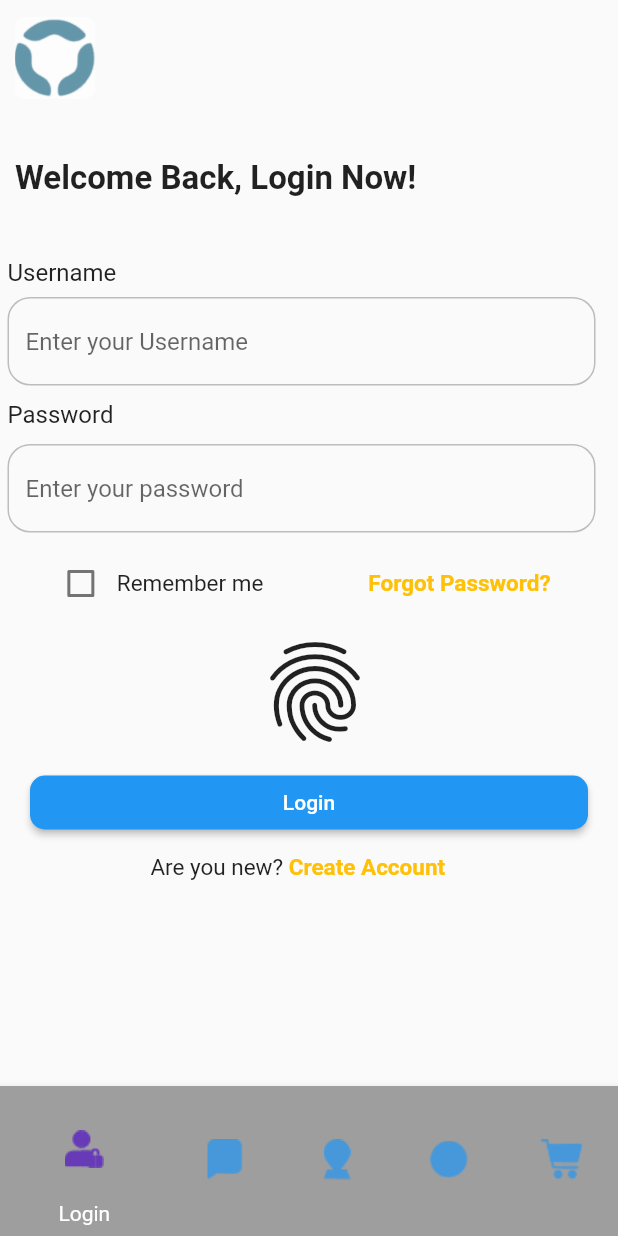
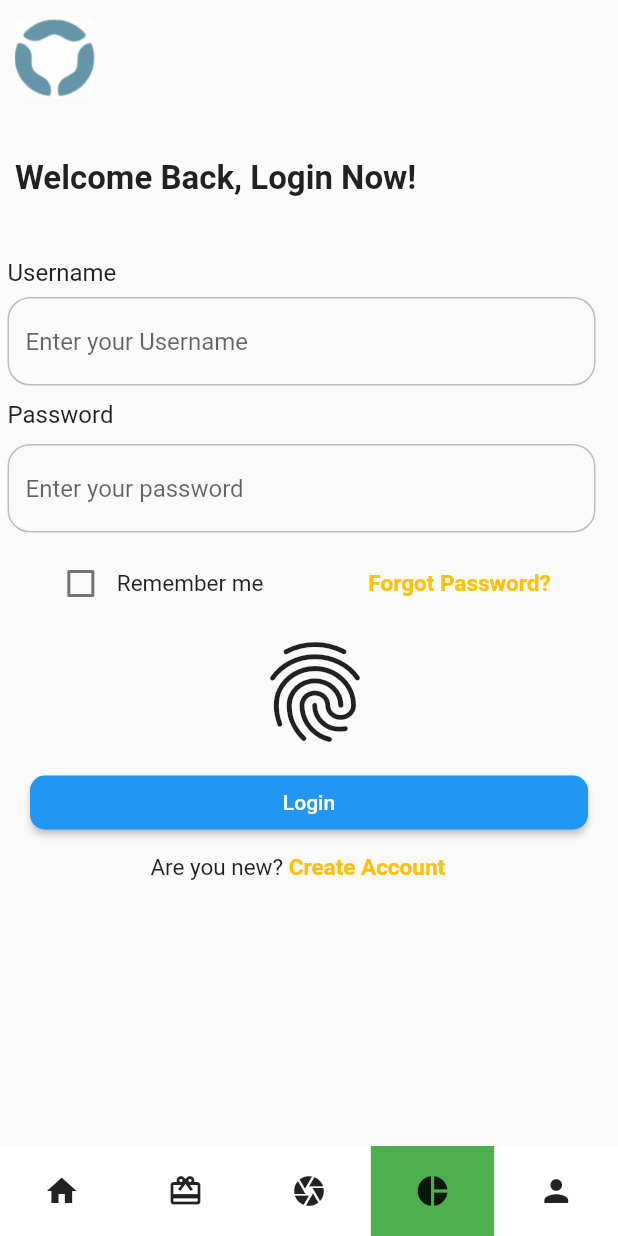
Before and after one commit to mfodat/flutter_app, a Flutter app: the screen it shows after launch, on a phone screen of 412 x 824 dp. Run offline on Flutter 3.47's test engine with Material 2 defaults, Android fonts, the light colour scheme and no system bars; our stand-ins replace dio, local_auth, shared_preferences, sqflite; accounts and stored records are empty.

Commit message:
custom bottom NavBar

```diff
--- a/lib/widgets/bottom_navigation_bar.dart
+++ b/lib/widgets/bottom_navigation_bar.dart
@@ -1,110 +1,70 @@
 import 'package:flutter/material.dart';
 import '../screens/show_history_screen.dart';
 
-const Color imageIconColor = Colors.blue;
-  const Color barItemBGColor =Colors.grey;
-const Color barBgColor =  Colors.red;
+
+const Color barItemBGColor = Colors.grey;
+const Color barBgColor = Colors.red;
 const double imageSize = 70;
 const double fontSize = 20;
 
 class MedicalPolicesBottomNavigationBar extends StatefulWidget {
-
   @override
-  _MedicalPolicesBottomNavigationBarState createState() => _MedicalPolicesBottomNavigationBarState();
+  _MedicalPolicesBottomNavigationBarState createState() =>
+      _MedicalPolicesBottomNavigationBarState();
 }
 
-class _MedicalPolicesBottomNavigationBarState extends State<MedicalPolicesBottomNavigationBar> {
-  int currentTab=0;
+class _MedicalPolicesBottomNavigationBarState
+    extends State<MedicalPolicesBottomNavigationBar> {
+  int currentTab = 0;
+  final notSelectedColor =  Colors.white ;
+  final selectedColor =  Colors.green ;
+  final numberOfIcon = 5;
+  final height = 60.0;
+  var screenSize ;
+  int _selectedIndex = 3;
   @override
   Widget build(BuildContext context) {
-    return BottomNavigationBar(
-        items: const <BottomNavigationBarItem>[
-          BottomNavigationBarItem(
-            activeIcon: ImageIcon(
-              AssetImage("images/group.png"),
-              color: Colors.deepPurple,
-              size: imageSize,
+       screenSize = MediaQuery.of(context).size;
 
-            ),
-            icon: ImageIcon(
-              AssetImage("images/group.png"),
-              color: Colors.green,
-              size: imageSize,
-            ),
-            // label: 'telemedicine',
-            title: Text(
-              'Login',
-              style: TextStyle(fontSize: fontSize, color: Colors.black),
-            ),
 
-            backgroundColor: barItemBGColor,
-          ),
-          BottomNavigationBarItem(
+    return Row(
+      children: [
+        buildNavBarItem(
+          iconData: Icons.home,
+          index: 0,
+        ), buildNavBarItem(
+          iconData: Icons.card_giftcard,
+          index: 1,
+        ), buildNavBarItem(
+          iconData: Icons.camera,
+          index: 2,
+        ), buildNavBarItem(
+          iconData: Icons.pie_chart,
+          index: 3,
+        ), buildNavBarItem(
+          iconData: Icons.person,
+          index: 4,
+        ),
+      ],
+    );
+  }
 
-            icon: ImageIcon(
-              AssetImage("images/request.png"),
-              color: imageIconColor,
-              size: imageSize,
-            ),
-            // label: 'Approvals',
-            title: Text(
-              'request',
-              style: TextStyle(fontSize: fontSize),
-            ),
-            backgroundColor: barItemBGColor,
-          ),
-          BottomNavigationBarItem(
-            icon: ImageIcon(
-              AssetImage("images/location.png"),
-              color: imageIconColor,
-              size: imageSize,
-            ),
-            //   label: 'dwaee',
-            title: Text(
-              'location',
-              style: TextStyle(fontSize: fontSize),
-            ),
-            backgroundColor: barItemBGColor,
-          ),
-          BottomNavigationBarItem(
-            icon: ImageIcon(
-              AssetImage("images/customer_service.png"),
-              color: imageIconColor,
-              size: imageSize,
-            ),
-            //  label: 'Eligibility',
-            title: Text(
-              'Contact us',
-              style: TextStyle(fontSize: fontSize),
-            ),
-            backgroundColor: barItemBGColor,
-          ),
-          BottomNavigationBarItem(
-            icon: ImageIcon(
-              AssetImage("images/cart.png"),
-              color: imageIconColor,
-              size: imageSize,
-            ),
-            // label: 'Benefits',
-            title: Text(
-              'cart',
-              style: TextStyle(fontSize: fontSize),
-            ),
-            backgroundColor: barItemBGColor,
-          ),
-        ],
-       backgroundColor: barBgColor,
-        type: BottomNavigationBarType.shifting,
-        currentIndex: currentTab,
-
-        selectedItemColor: Colors.white,
-        unselectedItemColor: Colors.deepPurple,
-        iconSize: 40,
-        onTap: (int index) {
-          setState(() {
-            currentTab = index;
-          });
-        },
-        elevation: 5);
+  Widget buildNavBarItem(
+      {IconData iconData,int index}) {
+    return GestureDetector(
+      onTap: (){ setState(() {
+        _selectedIndex = index;
+      });},
+      child: Container(
+        height: height,
+        width: screenSize.width/numberOfIcon,
+        decoration: BoxDecoration(
+          color: index == _selectedIndex ? selectedColor:notSelectedColor,
+        ),
+        child: Icon(
+          iconData,
+        ),
+      ),
+    );
   }
 }
```
